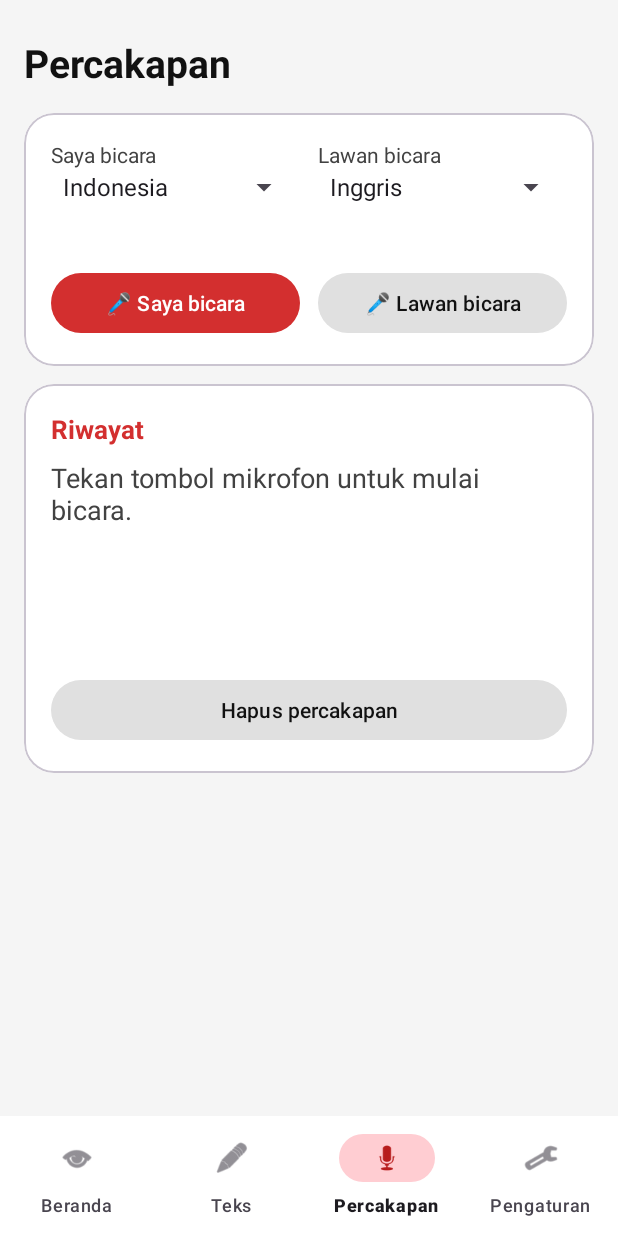
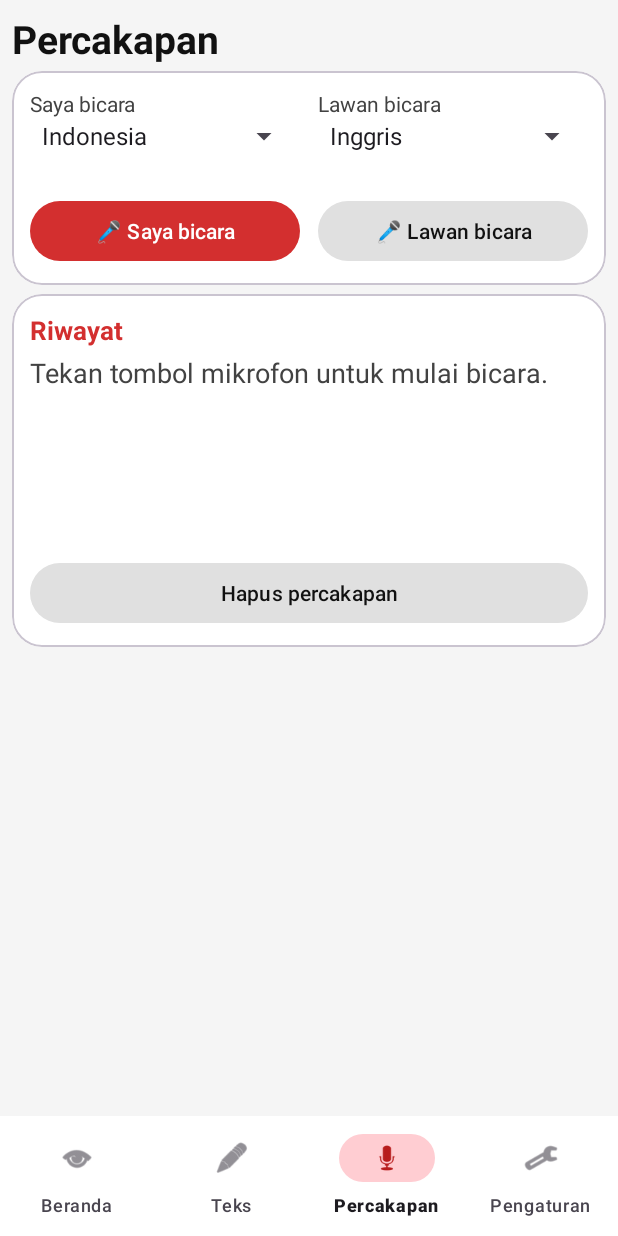
Before and after one commit to rarandorn-ui/translate-layar, an Android app: the screen it shows after launch (MainActivity), item 3 of the bottom bar chosen, on a phone screen of 412 x 824 dp. Run offline under Robolectric (Android 15) with nearby library versions, the phone set to English and light mode, and no system bars; libraries missing offline, so code that uses them is left out: com.google.mlkit.common, com.google.mlkit.nl, com.google.mlkit.vision; 7 statements that could not run were skipped.

Commit message:
Jarak layout dibuat lebih rapat dan konten makin naik

```diff
--- a/app/src/main/res/layout/activity_main.xml
+++ b/app/src/main/res/layout/activity_main.xml
@@ -21,14 +21,14 @@
                 android:layout_width="match_parent"
                 android:layout_height="wrap_content"
                 android:orientation="vertical"
-                android:padding="16dp"
-                android:paddingTop="8dp">
+                android:padding="8dp"
+                android:paddingTop="2dp">
 
                 <TextView
                     android:layout_width="wrap_content"
                     android:layout_height="wrap_content"
-                    android:layout_marginTop="8dp"
-                    android:layout_marginBottom="12dp"
+                    android:layout_marginTop="6dp"
+                    android:layout_marginBottom="6dp"
                     android:text="RTTS. Real Time Translate Screen"
                     android:textColor="#111111"
                     android:textSize="18sp"
@@ -153,7 +153,7 @@
                             android:id="@+id/btnOverlay"
                             android:layout_width="match_parent"
                             android:layout_height="wrap_content"
-                            android:layout_marginTop="8dp"
+                            android:layout_marginTop="4dp"
                             android:text="1. Izinkan tampil di atas aplikasi lain"
                             app:backgroundTint="#E0E0E0"
                             android:textColor="#111111" />
@@ -162,7 +162,7 @@
                             android:id="@+id/btnStart"
                             android:layout_width="match_parent"
                             android:layout_height="wrap_content"
-                            android:layout_marginTop="8dp"
+                            android:layout_marginTop="4dp"
                             android:text="2. Mulai (izinkan rekam layar)"
                             app:backgroundTint="#D32F2F" />
                     </LinearLayout>
@@ -202,7 +202,7 @@
                             android:id="@+id/btnSupportHome"
                             android:layout_width="match_parent"
                             android:layout_height="wrap_content"
-                            android:layout_marginTop="12dp"
+                            android:layout_marginTop="4dp"
                             android:text="Dukung lewat Saweria"
                             app:backgroundTint="#E0E0E0"
                             android:textColor="#111111" />
@@ -223,13 +223,13 @@
                 android:layout_width="match_parent"
                 android:layout_height="wrap_content"
                 android:orientation="vertical"
-                android:padding="16dp">
+                android:padding="8dp">
 
                 <TextView
                     android:layout_width="wrap_content"
                     android:layout_height="wrap_content"
-                    android:layout_marginTop="8dp"
-                    android:layout_marginBottom="16dp"
+                    android:layout_marginTop="0dp"
+                    android:layout_marginBottom="4dp"
                     android:text="Pengaturan"
                     android:textColor="#111111"
                     android:textSize="26sp"
@@ -238,7 +238,7 @@
                 <com.google.android.material.card.MaterialCardView
                     android:layout_width="match_parent"
                     android:layout_height="wrap_content"
-                    android:layout_marginBottom="12dp"
+                    android:layout_marginBottom="6dp"
                     app:cardBackgroundColor="#FFFFFF"
                     app:cardCornerRadius="20dp"
                     app:cardElevation="0dp">
@@ -247,7 +247,7 @@
                         android:layout_width="match_parent"
                         android:layout_height="wrap_content"
                         android:orientation="vertical"
-                        android:padding="18dp">
+                        android:padding="12dp">
 
                         <TextView
                             android:layout_width="wrap_content"
@@ -260,7 +260,7 @@
                         <TextView
                             android:layout_width="wrap_content"
                             android:layout_height="wrap_content"
-                            android:layout_marginTop="8dp"
+                            android:layout_marginTop="4dp"
                             android:text="Bahasa asal" />
 
                         <Spinner
@@ -271,7 +271,7 @@
                         <TextView
                             android:layout_width="wrap_content"
                             android:layout_height="wrap_content"
-                            android:layout_marginTop="12dp"
+                            android:layout_marginTop="4dp"
                             android:text="Bahasa tujuan" />
 
                         <Spinner
@@ -282,7 +282,7 @@
                         <TextView
                             android:layout_width="wrap_content"
                             android:layout_height="wrap_content"
-                            android:layout_marginTop="12dp"
+                            android:layout_marginTop="4dp"
                             android:text="Bahasa tampilan aplikasi" />
 
                         <Spinner
@@ -295,7 +295,7 @@
                 <com.google.android.material.card.MaterialCardView
                     android:layout_width="match_parent"
                     android:layout_height="wrap_content"
-                    android:layout_marginBottom="12dp"
+                    android:layout_marginBottom="6dp"
                     app:cardBackgroundColor="#FFFFFF"
                     app:cardCornerRadius="20dp"
                     app:cardElevation="0dp">
@@ -304,7 +304,7 @@
                         android:layout_width="match_parent"
                         android:layout_height="wrap_content"
                         android:orientation="vertical"
-                        android:padding="18dp">
+                        android:padding="12dp">
 
                         <TextView
                             android:layout_width="wrap_content"
@@ -317,7 +317,7 @@
                         <LinearLayout
                             android:layout_width="match_parent"
                             android:layout_height="wrap_content"
-                            android:layout_marginTop="8dp"
+                            android:layout_marginTop="4dp"
                             android:orientation="horizontal">
 
                             <TextView
@@ -340,7 +340,7 @@
                         <LinearLayout
                             android:layout_width="match_parent"
                             android:layout_height="wrap_content"
-                            android:layout_marginTop="8dp"
+                            android:layout_marginTop="4dp"
                             android:orientation="horizontal">
 
                             <TextView
@@ -365,7 +365,7 @@
                 <com.google.android.material.card.MaterialCardView
                     android:layout_width="match_parent"
                     android:layout_height="wrap_content"
-                    android:layout_marginTop="12dp"
+                    android:layout_marginTop="6dp"
                     app:cardBackgroundColor="#FFFFFF"
                     app:cardCornerRadius="20dp"
                     app:cardElevation="0dp">
@@ -374,7 +374,7 @@
                         android:layout_width="match_parent"
                         android:layout_height="wrap_content"
                         android:orientation="vertical"
-                        android:padding="18dp">
+                        android:padding="12dp">
 
                         <TextView
                             android:layout_width="wrap_content"
@@ -387,7 +387,7 @@
                         <TextView
                             android:layout_width="match_parent"
                             android:layout_height="wrap_content"
-                            android:layout_marginTop="8dp"
+                            android:layout_marginTop="4dp"
                             android:text="Kalau aplikasi ini membantu, kamu bisa mendukung pengembangannya lewat Saweria."
                             android:textColor="#424242" />
 
@@ -395,7 +395,7 @@
                             android:id="@+id/btnSupport"
                             android:layout_width="match_parent"
                             android:layout_height="wrap_content"
-                            android:layout_marginTop="12dp"
+                            android:layout_marginTop="4dp"
                             android:text="Dukung lewat Saweria"
                             app:backgroundTint="#E0E0E0"
                             android:textColor="#111111" />
@@ -405,7 +405,7 @@
                 <com.google.android.material.card.MaterialCardView
                     android:layout_width="match_parent"
                     android:layout_height="wrap_content"
-                    android:layout_marginTop="12dp"
+                    android:layout_marginTop="6dp"
                     app:cardBackgroundColor="#FFFFFF"
                     app:cardCornerRadius="20dp"
                     app:cardElevation="0dp">
@@ -414,7 +414,7 @@
                         android:layout_width="match_parent"
                         android:layout_height="wrap_content"
                         android:orientation="vertical"
-                        android:padding="18dp">
+                        android:padding="12dp">
 
                         <TextView
                             android:layout_width="wrap_content"
@@ -428,14 +428,14 @@
                             android:id="@+id/tvBuild"
                             android:layout_width="match_parent"
                             android:layout_height="wrap_content"
-                            android:layout_marginTop="8dp"
+                            android:layout_marginTop="4dp"
                             android:textColor="#424242" />
 
                         <com.google.android.material.button.MaterialButton
                             android:id="@+id/btnUpdate"
                             android:layout_width="match_parent"
                             android:layout_height="wrap_content"
-                            android:layout_marginTop="12dp"
+                            android:layout_marginTop="4dp"
                             android:text="Cek pembaruan"
                             app:backgroundTint="#E0E0E0"
                             android:textColor="#111111" />
@@ -443,7 +443,7 @@
                         <TextView
                             android:layout_width="match_parent"
                             android:layout_height="wrap_content"
-                            android:layout_marginTop="12dp"
+                            android:layout_marginTop="4dp"
                             android:text="Cara memperbarui: copot (uninstall) RTTS yang lama dulu, lalu pasang APK yang baru. Pengaturan dan izin tampil di atas aplikasi lain perlu diatur ulang."
                             android:textColor="#424242"
                             android:textSize="14sp" />
@@ -453,7 +453,7 @@
                 <com.google.android.material.card.MaterialCardView
                     android:layout_width="match_parent"
                     android:layout_height="wrap_content"
-                    android:layout_marginTop="12dp"
+                    android:layout_marginTop="6dp"
                     app:cardBackgroundColor="#FFFFFF"
                     app:cardCornerRadius="20dp"
                     app:cardElevation="0dp">
@@ -462,7 +462,7 @@
                         android:layout_width="match_parent"
                         android:layout_height="wrap_content"
                         android:orientation="vertical"
-                        android:padding="18dp">
+                        android:padding="12dp">
 
                         <TextView
                             android:layout_width="wrap_content"
@@ -475,7 +475,7 @@
                         <LinearLayout
                             android:layout_width="match_parent"
                             android:layout_height="wrap_content"
-                            android:layout_marginTop="8dp"
+                            android:layout_marginTop="4dp"
                             android:orientation="horizontal">
 
                             <TextView
@@ -498,7 +498,7 @@
                         <LinearLayout
                             android:layout_width="match_parent"
                             android:layout_height="wrap_content"
-                            android:layout_marginTop="8dp"
+                            android:layout_marginTop="4dp"
                             android:orientation="horizontal">
 
                             <TextView
@@ -523,7 +523,7 @@
                 <com.google.android.material.card.MaterialCardView
                     android:layout_width="match_parent"
                     android:layout_height="wrap_content"
-                    android:layout_marginTop="12dp"
+                    android:layout_marginTop="6dp"
                     app:cardBackgroundColor="#FFFFFF"
                     app:cardCornerRadius="20dp"
                     app:cardElevation="0dp">
@@ -532,7 +532,7 @@
                         android:layout_width="match_parent"
                         android:layout_height="wrap_content"
                         android:orientation="vertical"
-                        android:padding="18dp">
+                        android:padding="12dp">
 
                         <TextView
                             android:layout_width="wrap_content"
@@ -545,7 +545,7 @@
                         <TextView
                             android:layout_width="wrap_content"
                             android:layout_height="wrap_content"
-                            android:layout_marginTop="8dp"
+                            android:layout_marginTop="4dp"
                             android:text="Model bahasa disimpan di HP supaya bisa dipakai tanpa internet. Lima bahasa paling umum diunduh otomatis."
                             android:textColor="#424242" />
 
@@ -553,7 +553,7 @@
                             android:id="@+id/btnKelolaModel"
                             android:layout_width="match_parent"
                             android:layout_height="wrap_content"
-                            android:layout_marginTop="12dp"
+                            android:layout_marginTop="4dp"
                             android:text="Kelola model bahasa"
                             app:backgroundTint="#E0E0E0"
                             android:textColor="#111111" />
@@ -573,13 +573,13 @@
                 android:layout_width="match_parent"
                 android:layout_height="wrap_content"
                 android:orientation="vertical"
-                android:padding="16dp">
+                android:padding="8dp">
 
                 <TextView
                     android:layout_width="wrap_content"
                     android:layout_height="wrap_content"
-                    android:layout_marginTop="8dp"
-                    android:layout_marginBottom="16dp"
+                    android:layout_marginTop="0dp"
+                    android:layout_marginBottom="4dp"
                     android:text="Teks"
                     android:textColor="#111111"
                     android:textSize="26sp"
@@ -596,7 +596,7 @@
                         android:layout_width="match_parent"
                         android:layout_height="wrap_content"
                         android:orientation="vertical"
-                        android:padding="18dp">
+                        android:padding="12dp">
 
                         <LinearLayout
                             android:layout_width="match_parent"
@@ -632,7 +632,7 @@
                             android:id="@+id/etTeks"
                             android:layout_width="match_parent"
                             android:layout_height="wrap_content"
-                            android:layout_marginTop="12dp"
+                            android:layout_marginTop="4dp"
                             android:gravity="top"
                             android:hint="Ketik atau tempel teks di sini"
                             android:inputType="textMultiLine"
@@ -641,7 +641,7 @@
                         <LinearLayout
                             android:layout_width="match_parent"
                             android:layout_height="wrap_content"
-                            android:layout_marginTop="8dp"
+                            android:layout_marginTop="4dp"
                             android:orientation="horizontal">
 
                             <com.google.android.material.button.MaterialButton
@@ -668,7 +668,7 @@
                         <LinearLayout
                             android:layout_width="match_parent"
                             android:layout_height="wrap_content"
-                            android:layout_marginTop="12dp"
+                            android:layout_marginTop="4dp"
                             android:orientation="horizontal">
 
                             <com.google.android.material.button.MaterialButton
@@ -698,14 +698,14 @@
                     android:id="@+id/btnTerjemahkanTeks"
                     android:layout_width="match_parent"
                     android:layout_height="wrap_content"
-                    android:layout_marginTop="12dp"
+                    android:layout_marginTop="6dp"
                     android:text="Terjemahkan"
                     app:backgroundTint="#D32F2F" />
 
                 <com.google.android.material.card.MaterialCardView
                     android:layout_width="match_parent"
                     android:layout_height="wrap_content"
-                    android:layout_marginTop="12dp"
+                    android:layout_marginTop="6dp"
                     app:cardBackgroundColor="#FFFFFF"
                     app:cardCornerRadius="20dp"
                     app:cardElevation="0dp">
@@ -714,7 +714,7 @@
                         android:layout_width="match_parent"
                         android:layout_height="wrap_content"
                         android:orientation="vertical"
-                        android:padding="18dp">
+                        android:padding="12dp">
 
                         <TextView
                             android:layout_width="wrap_content"
@@ -728,7 +728,7 @@
                             android:id="@+id/tvHasilTeks"
                             android:layout_width="match_parent"
                             android:layout_height="wrap_content"
-                            android:layout_marginTop="8dp"
+                            android:layout_marginTop="4dp"
                             android:minLines="3"
                             android:text="Hasil terjemahan akan muncul di sini"
                             android:textColor="#424242"
@@ -739,7 +739,7 @@
                             android:id="@+id/btnSalinTeks"
                             android:layout_width="match_parent"
                             android:layout_height="wrap_content"
-                            android:layout_marginTop="12dp"
+                            android:layout_marginTop="4dp"
                             android:enabled="false"
                             android:text="Salin hasil"
                             android:textColor="#111111"
@@ -749,7 +749,7 @@
                             android:id="@+id/btnBacaHasil"
                             android:layout_width="match_parent"
                             android:layout_height="wrap_content"
-                            android:layout_marginTop="8dp"
+                            android:layout_marginTop="4dp"
                             android:enabled="false"
                             android:text="🔊 Bacakan hasil"
                             android:textColor="#111111"
@@ -769,13 +769,13 @@
                 android:layout_width="match_parent"
                 android:layout_height="wrap_content"
                 android:orientation="vertical"
-                android:padding="16dp">
+                android:padding="8dp">
 
                 <TextView
                     android:layout_width="wrap_content"
                     android:layout_height="wrap_content"
-                    android:layout_marginTop="8dp"
-                    android:layout_marginBottom="16dp"
+                    android:layout_marginTop="0dp"
+                    android:layout_marginBottom="4dp"
                     android:text="Percakapan"
                     android:textColor="#111111"
                     android:textSize="26sp"
@@ -792,7 +792,7 @@
                         android:layout_width="match_parent"
                         android:layout_height="wrap_content"
                         android:orientation="vertical"
-                        android:padding="18dp">
+                        android:padding="12dp">
 
                         <LinearLayout
                             android:layout_width="match_parent"
@@ -842,13 +842,13 @@
                             android:id="@+id/tvStatusPercakapan"
                             android:layout_width="match_parent"
                             android:layout_height="wrap_content"
-                            android:layout_marginTop="10dp"
+                            android:layout_marginTop="4dp"
                             android:textColor="#D32F2F" />
 
                         <LinearLayout
                             android:layout_width="match_parent"
                             android:layout_height="wrap_content"
-                            android:layout_marginTop="12dp"
+                            android:layout_marginTop="4dp"
                             android:orientation="horizontal">
 
                             <com.google.android.material.button.MaterialButton
@@ -877,7 +877,7 @@
                 <com.google.android.material.card.MaterialCardView
                     android:layout_width="match_parent"
                     android:layout_height="wrap_content"
-                    android:layout_marginTop="12dp"
+                    android:layout_marginTop="6dp"
                     app:cardBackgroundColor="#FFFFFF"
                     app:cardCornerRadius="20dp"
                     app:cardElevation="0dp">
@@ -886,7 +886,7 @@
                         android:layout_width="match_parent"
                         android:layout_height="wrap_content"
                         android:orientation="vertical"
-                        android:padding="18dp">
+                        android:padding="12dp">
 
                         <TextView
                             android:layout_width="wrap_content"
@@ -900,7 +900,7 @@
                             android:id="@+id/tvPercakapan"
                             android:layout_width="match_parent"
                             android:layout_height="wrap_content"
-                            android:layout_marginTop="8dp"
+                            android:layout_marginTop="4dp"
                             android:minLines="6"
                             android:text="Tekan tombol mikrofon untuk mulai bicara."
                             android:textColor="#424242"
@@ -911,7 +911,7 @@
                             android:id="@+id/btnHapusPercakapan"
                             android:layout_width="match_parent"
                             android:layout_height="wrap_content"
-                            android:layout_marginTop="12dp"
+                            android:layout_marginTop="4dp"
                             android:text="Hapus percakapan"
                             android:textColor="#111111"
                             app:backgroundTint="#E0E0E0" />
```
